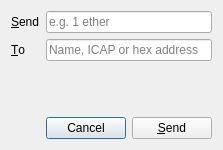
Old version of the form libaleth/SendDialog.ui in the repository ethereum/alethzero.
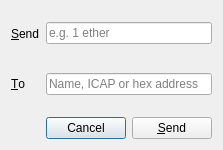
New version of the form.

Commit message: fixed height of SendDialog

```diff
--- a/libaleth/SendDialog.ui
+++ b/libaleth/SendDialog.ui
@@ -11,7 +11,7 @@
    </rect>
   </property>
   <property name="sizePolicy">
-   <sizepolicy hsizetype="Fixed" vsizetype="Preferred">
+   <sizepolicy hsizetype="Fixed" vsizetype="Fixed">
     <horstretch>0</horstretch>
     <verstretch>0</verstretch>
    </sizepolicy>
@@ -25,7 +25,7 @@
   <property name="maximumSize">
    <size>
     <width>223</width>
-    <height>162</height>
+    <height>150</height>
    </size>
   </property>
   <property name="windowTitle">
@@ -87,10 +87,13 @@
      <property name="orientation">
       <enum>Qt::Vertical</enum>
      </property>
+     <property name="sizeType">
+      <enum>QSizePolicy::Fixed</enum>
+     </property>
      <property name="sizeHint" stdset="0">
       <size>
        <width>0</width>
-       <height>0</height>
+       <height>5</height>
       </size>
      </property>
     </spacer>
```
